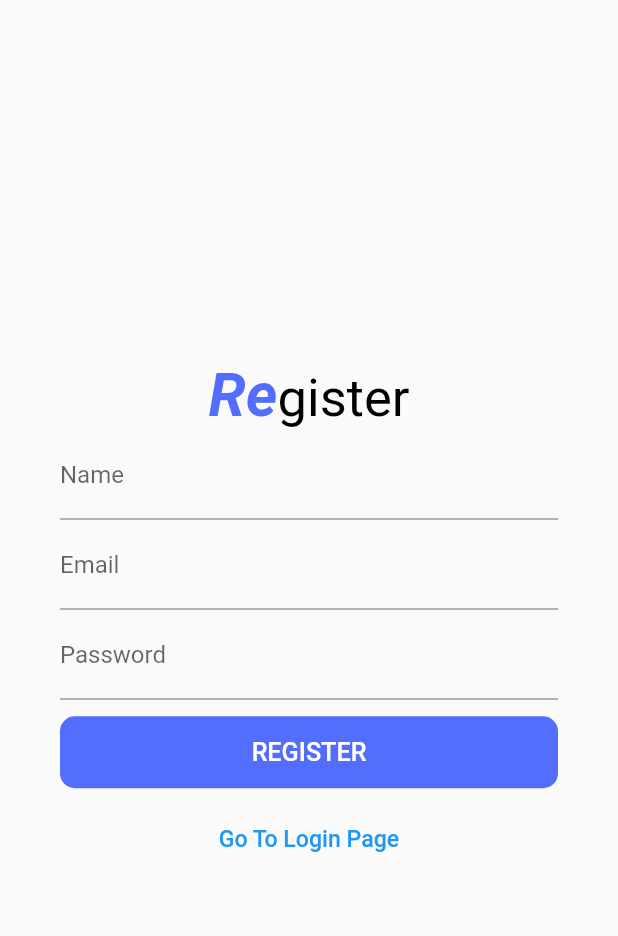
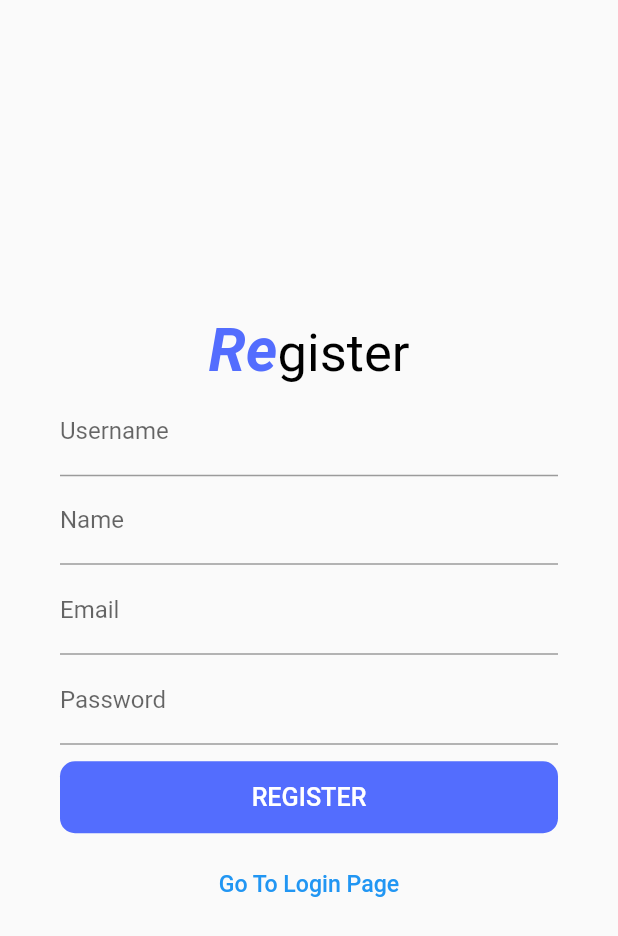
Before and after one commit to mwaseemaw/Chatty, a Flutter app: the screen it shows after launch, after a tap on "New User? Register!", on a phone screen of 412 x 824 dp. Shown: the top 936 px of the screen. Run offline on Flutter 3.47's test engine with Material 2 defaults, Android fonts, the phone set to English and light mode, and no system bars; our stand-ins replace cloud_firestore, firebase_auth, firebase_core, firebase_messaging, flutter_local_notifications, google_sign_in and 1 more; accounts and stored records are empty.

```diff
--- a/lib/Pages/sign_in.dart
+++ b/lib/Pages/sign_in.dart
@@ -52,7 +52,7 @@ class _SignInPageState extends State<SignInPage> {
                 ), ),
               SizedBox(
                 height: 65,
-                width: MediaQuery.of(context).size.width-80,
+                width: MediaQuery.of(context).size.width-70,
                 child: TextField(
                   controller: emailC,
                   style: const TextStyle(fontSize: 17),
@@ -63,7 +63,7 @@ class _SignInPageState extends State<SignInPage> {
               ),
               SizedBox(
                 height: 65,
-                width: MediaQuery.of(context).size.width-80,
+                width: MediaQuery.of(context).size.width-70,
                 child: TextField(
                   controller: passwordC,
                   style: const TextStyle(fontSize: 17),
@@ -91,7 +91,7 @@ class _SignInPageState extends State<SignInPage> {
               ),
               Container(
                 margin: const EdgeInsets.only(top: 20,bottom: 30),
-                width: MediaQuery.of(context).size.width-80,
+                width: MediaQuery.of(context).size.width-70,
                 decoration: BoxDecoration(
                     color: Colors.indigoAccent,
                     borderRadius: BorderRadius.circular(10)
--- a/lib/Pages/sign_up.dart
+++ b/lib/Pages/sign_up.dart
@@ -2,7 +2,7 @@ import 'dart:ui';
 import 'package:chatty/Firebase/authentication.dart';
 import 'package:chatty/Pages/home_page.dart';
 import 'package:cloud_firestore/cloud_firestore.dart';
-import 'package:firebase_auth/firebase_auth.dart';
+import 'package:provider/provider.dart';
 import 'package:firebase_messaging/firebase_messaging.dart';
 import 'package:flutter/material.dart';
 class SignUpPage extends StatefulWidget {
@@ -13,8 +13,10 @@ class SignUpPage extends StatefulWidget {
 class _SignUpPageState extends State<SignUpPage> {
   CollectionReference userReference = FirebaseFirestore.instance.collection('users');
   TextEditingController emailC = TextEditingController();
+  TextEditingController usernameC = TextEditingController();
   TextEditingController passwordC = TextEditingController();
   TextEditingController nameC = TextEditingController();
+  bool usernameAvailable = true;
   @override
   Widget build(BuildContext context) {
     return Scaffold(
@@ -37,34 +39,24 @@ class _SignUpPageState extends State<SignUpPage> {
                 height: 60,
                 width: MediaQuery.of(context).size.width-80,
                 child: TextField(
-                  controller: nameC,
-                  decoration: const InputDecoration(
-                      labelText: 'Name'
+                  controller: usernameC,
+                  onChanged: (usernameValue)async{
+                    DocumentSnapshot doc = await userReference.doc(usernameC.text).get();
+                    if(doc.exists){
+
+                    }
+                  },
+                  decoration: InputDecoration(
+                    suffix: usernameAvailable? const Icon(Icons.gpp_good_rounded,color: Colors.green,): const Icon(Icons.cancel,color: Colors.red,),
+                      labelText: 'Username'
                   ),
                 ),
               ),
-              SizedBox(
-                height: 60,
-                width: MediaQuery.of(context).size.width-80,
-                child: TextField(
-                  controller: emailC,
-                  decoration: const InputDecoration(
-                    labelText: 'Email'
-                  ),
-                ),
-              ),
-              SizedBox(
-                height: 60,
-                width: MediaQuery.of(context).size.width-80,
-                child: TextField(
-                  controller: passwordC,
-                  decoration:const InputDecoration(
-                      labelText: 'Password'
-                  ),
-                ),
-              ),
+              BoxTextField(controller: nameC, label: 'Name'),
+              BoxTextField(controller: emailC, label: 'Email'),
+              BoxTextField(controller: passwordC, label: 'Password'),
               Container(
-                margin: EdgeInsets.symmetric(vertical: 10),
+                margin: const EdgeInsets.symmetric(vertical: 10),
                 width: MediaQuery.of(context).size.width-80,
                 decoration: BoxDecoration(
                   color: Colors.indigoAccent,
@@ -72,7 +64,7 @@ class _SignUpPageState extends State<SignUpPage> {
                 ),
                 child: TextButton(
                   onPressed: ()async{
-                    if(emailC.text.isNotEmpty && passwordC.text.isNotEmpty){
+                    if(emailC.text.isNotEmpty && passwordC.text.isNotEmpty && nameC.text.isNotEmpty && usernameC.text.isNotEmpty){
                       var result = await FirebaseAuthenticationClass().signUp(email: emailC.text, password: passwordC.text);
                       if(result == emailC.text){
                         var token = await FirebaseMessaging.instance.getToken();
@@ -97,8 +89,7 @@ class _SignUpPageState extends State<SignUpPage> {
       ),
     );
   }
-
-  Future<dynamic> buildShowDialog(BuildContext context,String message) {
+    Future<dynamic> buildShowDialog(BuildContext context,String message) {
     return showDialog(context: context,
                     builder: (context){
                   return SimpleDialog(
@@ -110,3 +101,37 @@ class _SignUpPageState extends State<SignUpPage> {
                     });
   }
 }
+
+
+class BoxTextField extends StatelessWidget {
+  TextEditingController controller;
+  String label;
+  BoxTextField({
+    required this.controller,
+    required this.label
+});
+
+  @override
+  Widget build(BuildContext context) {
+    return SizedBox(
+      height: 60,
+      width: MediaQuery.of(context).size.width-80,
+      child: TextField(
+        controller: controller,
+        decoration: InputDecoration(
+            labelText: label
+        ),
+      ),
+    );
+  }
+}
+
+// class SignUpPageProvider extends ChangeNotifier{
+//   bool usernameAvailable = true;
+//
+//   updateUsername(bool value){
+//     usernameAvailable = value;
+//     notifyListeners();
+//   }
+//
+// }
--- a/lib/main.dart
+++ b/lib/main.dart
@@ -1,18 +1,9 @@
-
 import 'package:chatty/Pages/sign_in.dart';
-import 'package:chatty/Pages/sign_up.dart';
-import 'package:http/http.dart' as http;
-import 'package:chatty/Firebase/chatScreen.dart';
-import 'package:chatty/Firebase/notifications.dart';
-import 'package:firebase_auth/firebase_auth.dart';
 import 'package:firebase_messaging/firebase_messaging.dart';
 import 'package:flutter/material.dart';
 import 'package:firebase_core/firebase_core.dart';
 import 'package:flutter_local_notifications/flutter_local_notifications.dart';
 import 'firebase_options.dart';
-// Future<void> _messageHandler(RemoteMessage message) async {
-//   print('background message ${message.notification!.body}');
-// }
 final FlutterLocalNotificationsPlugin flutterLocalNotificationsPlugin = FlutterLocalNotificationsPlugin();
 void main() async{
   WidgetsFlutterBinding.ensureInitialized();
@@ -20,7 +11,6 @@ void main() async{
   var initializationSettings = InitializationSettings(android: initializationSettingsAndroid);
   await flutterLocalNotificationsPlugin.initialize(initializationSettings);
   await Firebase.initializeApp(options: DefaultFirebaseOptions.currentPlatform);
-  //FirebaseMessaging.onBackgroundMessage(_messageHandler);
   runApp(MyApp());
 }
 
@@ -39,49 +29,8 @@ class MyHomePage extends StatefulWidget {
 }
 class _MyHomePageState extends State<MyHomePage> {
   FirebaseMessaging message = FirebaseMessaging.instance;
-
-  // check()async{
-  //   var token = await message.getToken();
-  //   print('token is $token');
-  //   // FirebaseAuth.instance.userChanges().listen((User? user) async{
-  //   //   if (user != null) {
-  //   //
-  //   //     String? token = await message.getToken();
-  //   //     print(await message.getToken());
-  //   //     Navigator.pushAndRemoveUntil(context, MaterialPageRoute(builder: (_)=>ChatScreen(getUid: user.uid,)), (route) => false);
-  //   //   }
-  //   // });
-  //   // http.post(Uri.parse('https://fcm.googleapis.com/fcm/send'),
-  //   //     headers: {
-  //   //       'Content-Type': 'application/json',
-  //   //       'Authorization' : 'key=AAAAK9D08h8:APA91bH02irR5k0qMzPkjoTize94JSIu3A2la5KXAqJLGcQZKen33YVgEeFt4lMACUZh6nb-7LZL92b-Tt5siXcxgjdPLUV2vOO7cKpWluY81EOue6K9ayRebPu3cdlK649SFUnGa5H-'
-  //   //     },
-  //   //     body: jsonEncode({
-  //   //       "to":token,
-  //   //       "notification": {
-  //   //         "title": "Check this Mobile (title)",
-  //   //         "body": "testing 2 testing (body)",
-  //   //       },
-  //   //     })
-  //   // );
-  // }
-
-  // @override
-  // initState(){
-  //   FirebaseMessaging.onMessage.listen((RemoteMessage event) {
-  //     NotificationsClass().createNotificationNow(1, event.notification!.body.toString(), DateTime.now());
-  //     print("message received ${event.notification!.body}");
-  //   });
-  //   FirebaseMessaging.onMessageOpenedApp.listen((message) {
-  //     print('Message clicked!');
-  //   });
-  //   super.initState();
-  //   check();
-  // }
   @override
   Widget build(BuildContext context) {
-    return Scaffold(
-      appBar: AppBar(),
-    );
+    return Container();
   }
 }
--- a/pubspec.yaml
+++ b/pubspec.yaml
@@ -41,6 +41,7 @@ dependencies:
   flutter_local_notifications: ^9.7.0
   http: ^0.13.4
   google_sign_in: ^5.4.1
+  provider: ^6.0.3
 
 dev_dependencies:
   flutter_test:
```
Also changed, not shown: pubspec.lock.
